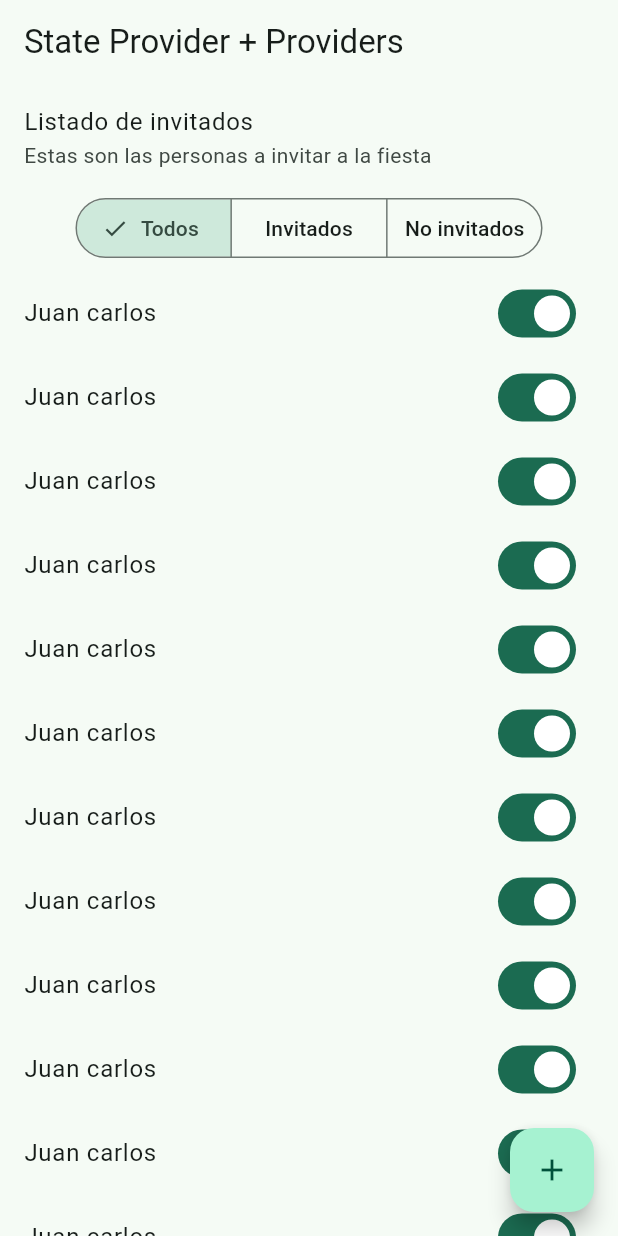
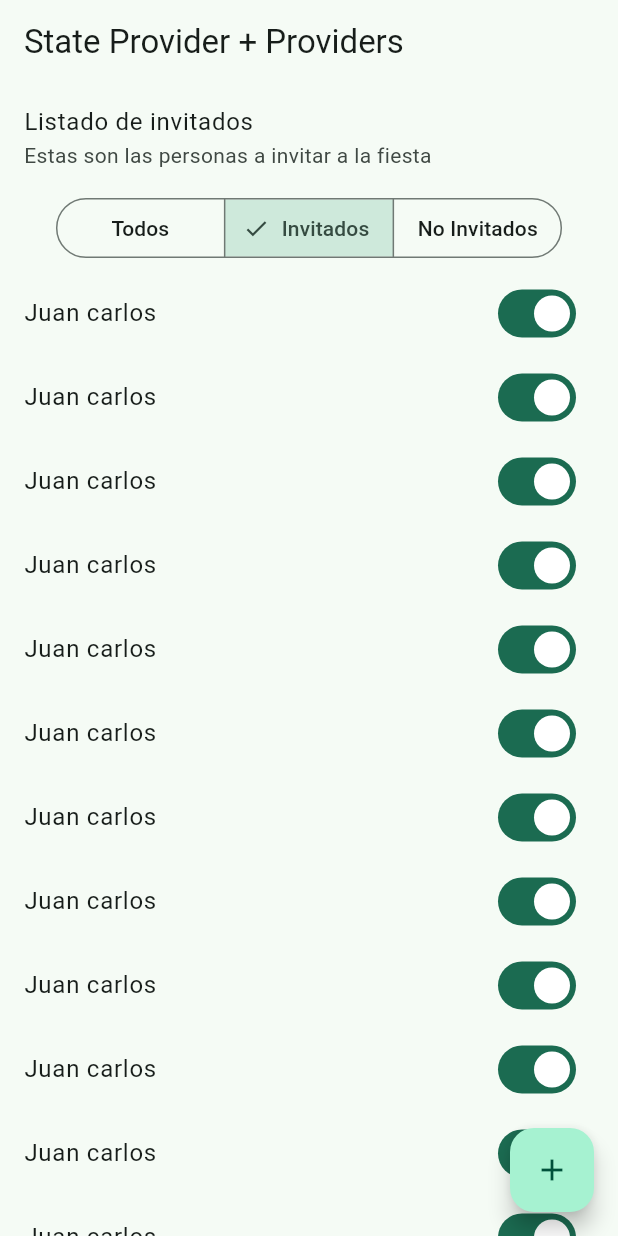
Before and after one commit to tripleP16/riverpod_annotations, a Flutter app: the TodoScreen screen opened by its route, after a tap on "Invitados", on a phone screen of 412 x 824 dp. Run offline on Flutter 3.47's test engine with Material 3 defaults, Android fonts, the phone set to English and light mode, and no system bars; our stand-ins replace dio, flutter_riverpod, go_router, riverpod_annotation; missing offline and left inert: random_name_generator; generated files the repository leaves out were written again.

Commit message:
feat: Add TodoCurrentFilter provider and update TodoScreen to utilize it

```diff
--- /dev/null
+++ b/lib/presentation/providers/todos_provider.dart
@@ -0,0 +1,25 @@
+import 'package:riverpod_annotation/riverpod_annotation.dart';
+
+part 'todos_provider.g.dart';
+
+enum FilterType {
+  all('Todos'),
+  invited('Invitados'),
+  pending('No Invitados');
+
+  final String name;
+
+  const FilterType(this.name);
+}
+
+@riverpod
+class TodoCurrentFilter extends _$TodoCurrentFilter {
+  @override
+  FilterType build() {
+    return FilterType.all;
+  }
+
+  void changeCurrentFilter(FilterType type) {
+    state = type;
+  }
+}
--- a/lib/presentation/screens/04_todo/todo_screen.dart
+++ b/lib/presentation/screens/04_todo/todo_screen.dart
@@ -1,5 +1,6 @@
 import 'package:flutter/material.dart';
-
+import 'package:flutter_riverpod/flutter_riverpod.dart';
+import 'package:riverpod_annotations/presentation/providers/todos_provider.dart';
 
 class TodoScreen extends StatelessWidget {
   const TodoScreen({super.key});
@@ -12,19 +13,19 @@ class TodoScreen extends StatelessWidget {
       ),
       body: const _TodoView(),
       floatingActionButton: FloatingActionButton(
-        child: const Icon( Icons.add ),
+        child: const Icon(Icons.add),
         onPressed: () {},
       ),
     );
   }
 }
 
-
-class _TodoView extends StatelessWidget {
+class _TodoView extends ConsumerWidget {
   const _TodoView();
 
   @override
-  Widget build(BuildContext context) {
+  Widget build(BuildContext context, WidgetRef ref) {
+    final currentFilter = ref.watch(todoCurrentFilterProvider);
     return Column(
       children: [
         const ListTile(
@@ -33,27 +34,26 @@ class _TodoView extends StatelessWidget {
         ),
 
         SegmentedButton(
-          segments: const[
-            ButtonSegment(value: 'all', icon: Text('Todos')),
-            ButtonSegment(value: 'completed', icon: Text('Invitados')),
-            ButtonSegment(value: 'pending', icon: Text('No invitados')),
-          ],
-          selected: const <String>{ 'all' },
+          segments: FilterType.values
+              .map((type) => ButtonSegment(value: type, icon: Text(type.name)))
+              .toList(),
+          selected: <FilterType>{currentFilter},
           onSelectionChanged: (value) {
-
+            ref
+                .read(todoCurrentFilterProvider.notifier)
+                .changeCurrentFilter(value.first);
           },
         ),
-        const SizedBox( height: 5 ),
+        const SizedBox(height: 5),
 
         /// Listado de personas a invitar
         Expanded(
           child: ListView.builder(
             itemBuilder: (context, index) {
               return SwitchListTile(
-                title: const Text('Juan carlos'),
-                value: true,
-                onChanged: ( value ) {}
-              );
+                  title: const Text('Juan carlos'),
+                  value: true,
+                  onChanged: (value) {});
             },
           ),
         )
```
